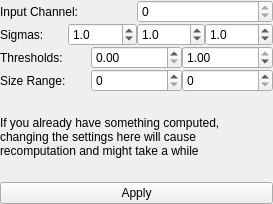
ilastik/ilastik, file ilastik/applets/thresholdTwoLevels/drawer.ui: the form before one commit.
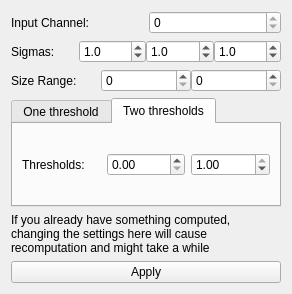
The form after the commit.

Patch:
```diff
--- a/ilastik/applets/thresholdTwoLevels/drawer.ui
+++ b/ilastik/applets/thresholdTwoLevels/drawer.ui
@@ -6,22 +6,14 @@
    <rect>
     <x>0</x>
     <y>0</y>
-    <width>273</width>
-    <height>204</height>
+    <width>292</width>
+    <height>294</height>
    </rect>
   </property>
   <property name="windowTitle">
    <string>Form</string>
   </property>
-  <layout class="QHBoxLayout" name="horizontalLayout">
-   <property name="margin">
-    <number>0</number>
-   </property>
-   <item>
     <layout class="QVBoxLayout" name="verticalLayout">
-     <property name="spacing">
-      <number>0</number>
-     </property>
      <item>
       <layout class="QHBoxLayout" name="horizontalLayout_5">
        <item>
@@ -129,46 +121,6 @@
        </item>
       </layout>
      </item>
-     <item>
-      <layout class="QHBoxLayout" name="horizontalLayout_4">
-       <item>
-        <widget class="QLabel" name="label_2">
-         <property name="text">
-          <string>Thresholds:</string>
-         </property>
-        </widget>
-       </item>
-       <item>
-        <widget class="QDoubleSpinBox" name="highThresholdSpinBox">
-         <property name="toolTip">
-          <string>High Threshold</string>
-         </property>
-         <property name="maximum">
-          <double>1.000000000000000</double>
-         </property>
-         <property name="singleStep">
-          <double>0.010000000000000</double>
-         </property>
-        </widget>
-       </item>
-       <item>
-        <widget class="QDoubleSpinBox" name="lowThresholdSpinBox">
-         <property name="toolTip">
-          <string>Low Threshold</string>
-         </property>
-         <property name="maximum">
-          <double>1.000000000000000</double>
-         </property>
-         <property name="singleStep">
-          <double>0.010000000000000</double>
-         </property>
-         <property name="value">
-          <double>1.000000000000000</double>
-         </property>
-        </widget>
-       </item>
-      </layout>
-     </item>
      <item>
       <layout class="QHBoxLayout" name="horizontalLayout_3">
        <property name="spacing">
@@ -197,12 +149,106 @@
           <string>Max Object Size</string>
          </property>
          <property name="maximum">
-          <number>100000</number>
+        <number>1000000</number>
          </property>
         </widget>
        </item>
       </layout>
      </item>
+   <item>
+    <widget class="QTabWidget" name="tabWidget">
+     <property name="maximumSize">
+      <size>
+       <width>16777215</width>
+       <height>111</height>
+      </size>
+     </property>
+     <property name="toolTip">
+      <string extracomment="Simple (one threshold) or Advanced(two threshold)"/>
+     </property>
+     <property name="currentIndex">
+      <number>1</number>
+     </property>
+     <widget class="QWidget" name="tab_1">
+      <attribute name="title">
+       <string>One threshold</string>
+      </attribute>
+      <layout class="QHBoxLayout" name="horizontalLayout_4">
+       <item>
+        <layout class="QHBoxLayout" name="horizontalLayout_7">
+         <item>
+          <widget class="QLabel" name="label_6">
+           <property name="text">
+            <string>Threshold:</string>
+           </property>
+          </widget>
+         </item>
+         <item>
+          <widget class="QDoubleSpinBox" name="thresholdSpinBox">
+           <property name="toolTip">
+            <string>High Threshold</string>
+           </property>
+           <property name="maximum">
+            <double>1.000000000000000</double>
+           </property>
+           <property name="singleStep">
+            <double>0.010000000000000</double>
+           </property>
+          </widget>
+         </item>
+        </layout>
+       </item>
+      </layout>
+     </widget>
+     <widget class="QWidget" name="tab_2">
+      <attribute name="title">
+       <string>Two thresholds</string>
+      </attribute>
+      <layout class="QHBoxLayout" name="horizontalLayout">
+       <item>
+        <layout class="QHBoxLayout" name="horizontalLayout_6">
+         <item>
+          <widget class="QLabel" name="label_5">
+           <property name="text">
+            <string>Thresholds:</string>
+           </property>
+          </widget>
+         </item>
+         <item>
+          <widget class="QDoubleSpinBox" name="lowThresholdSpinBox">
+           <property name="toolTip">
+            <string>High Threshold</string>
+           </property>
+           <property name="maximum">
+            <double>1.000000000000000</double>
+           </property>
+           <property name="singleStep">
+            <double>0.010000000000000</double>
+           </property>
+          </widget>
+         </item>
+         <item>
+          <widget class="QDoubleSpinBox" name="highThresholdSpinBox">
+           <property name="toolTip">
+            <string>Low Threshold</string>
+           </property>
+           <property name="maximum">
+            <double>1.000000000000000</double>
+           </property>
+           <property name="singleStep">
+            <double>0.010000000000000</double>
+           </property>
+           <property name="value">
+            <double>1.000000000000000</double>
+           </property>
+          </widget>
+         </item>
+        </layout>
+       </item>
+      </layout>
+     </widget>
+    </widget>
+   </item>
      <item>
       <widget class="QLabel" name="label_4">
        <property name="text">
@@ -220,8 +266,9 @@
       </widget>
      </item>
     </layout>
-   </item>
-  </layout>
+  <zorder>label_4</zorder>
+  <zorder>applyButton</zorder>
+  <zorder>tabWidget</zorder>
  </widget>
  <resources/>
  <connections/>
```
Lines whose indentation alone changed are shown as unchanged.
